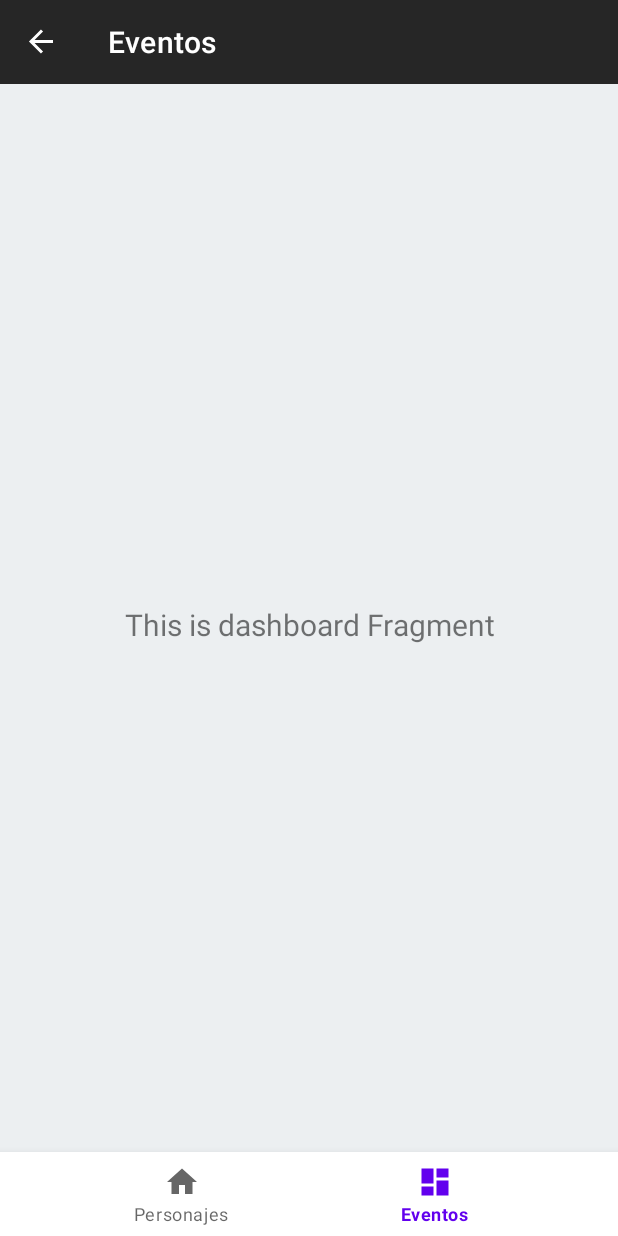
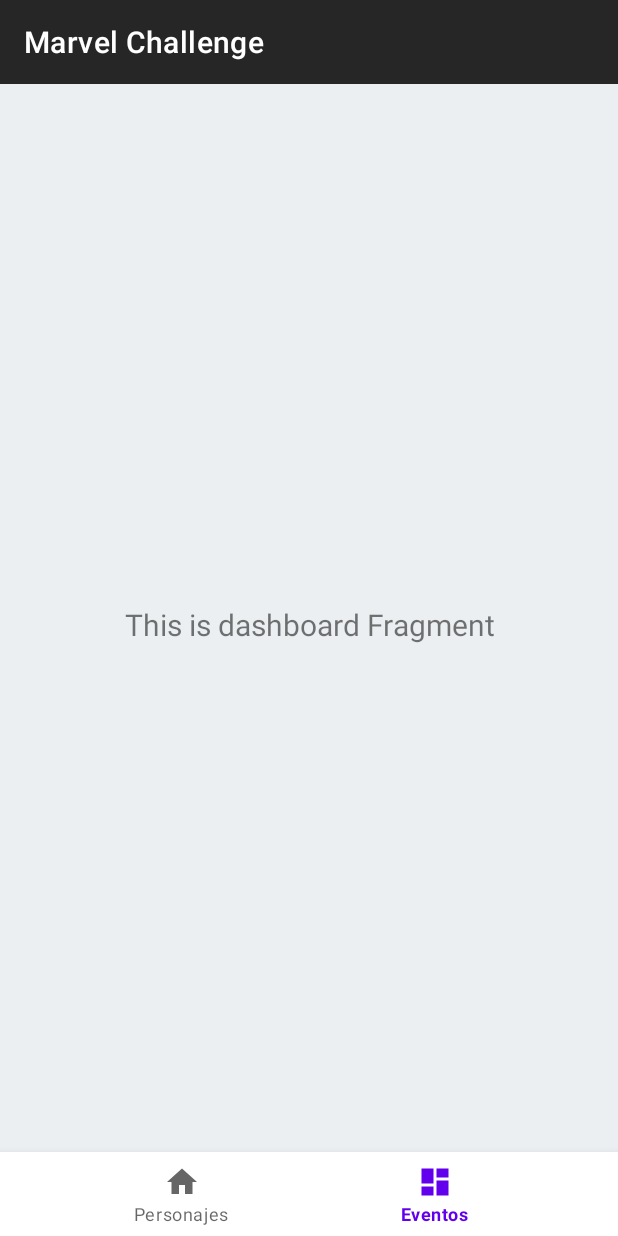
Before and after one commit to LucasPM97/Marvel-List, an Android app: the screen it shows after launch (MainActivity), item 2 of the bottom bar chosen, on a phone screen of 412 x 824 dp. Run offline under Robolectric (Android 15) with nearby library versions, the phone set to English and light mode, and no system bars; our stand-ins replace navigation-ui; 1 statement that could not run was skipped.

Commit message:
Fix Toolbar title for BottomBar

```diff
--- a/app/src/main/java/com/lucas/marvellist/MainActivity.kt
+++ b/app/src/main/java/com/lucas/marvellist/MainActivity.kt
@@ -33,7 +33,7 @@
     private fun setupNavigation() {
         navController = findNavController(R.id.nav_host_fragment)
 
-        val appBarConfiguration = AppBarConfiguration(navController.graph)
+        val appBarConfiguration = AppBarConfiguration(bottomNavigationScreensIds)
         setSupportActionBar(binding.toolbar)
         setupActionBarWithNavController(navController, appBarConfiguration)
 
@@ -42,7 +42,9 @@
         navController.addOnDestinationChangedListener { _, destination, _ ->
 
             binding.bottomNavView.visibility =
-                if (bottomNavigationScreensIds.contains(destination.id)) View.VISIBLE else View.GONE
+                if (bottomNavigationScreensIds.contains(destination.id))
+                    View.VISIBLE else View.GONE
+
         }
     }
 
--- a/app/src/main/res/navigation/mobile_navigation.xml
+++ b/app/src/main/res/navigation/mobile_navigation.xml
@@ -8,7 +8,7 @@
     <fragment
         android:id="@+id/navigation_hero_list"
         android:name="com.lucas.marvellist.ui.hero_list.HeroListFragment"
-        android:label="@string/title_hero_list"
+        android:label="@string/marvel_challenge_title"
         tools:layout="@layout/fragment_hero_list">
         <action
             android:id="@+id/action_navigation_hero_list_to_characterDetailsFragment"
@@ -18,7 +18,7 @@
     <fragment
         android:id="@+id/navigation_events"
         android:name="com.lucas.marvellist.ui.dashboard.EventsFragment"
-        android:label="@string/title_events"
+        android:label="@string/marvel_challenge_title"
         tools:layout="@layout/fragment_events" />
     <fragment
         android:id="@+id/characterDetailsFragment"
--- a/app/src/main/res/values/strings.xml
+++ b/app/src/main/res/values/strings.xml
@@ -1,9 +1,11 @@
 <resources>
     <string name="app_name">MarvelList</string>
-    <string name="title_hero_list">Personajes</string>
-    <string name="title_events">Eventos</string>
+    <string name="title_home_bar">Eventos</string>
     <!-- TODO: Remove or change this placeholder text -->
     <string name="hello_blank_fragment">Hello blank fragment</string>
     <string name="generic_server_error_message">Hubo un error al conectarse con nuestros servidores, por favor vuelva a intentarlo nuevamente</string>
     <string name="character_details_label">{characterName}</string>
+    <string name="marvel_challenge_title">Marvel Challenge</string>
+    <string name="title_hero_list">Personajes</string>
+    <string name="title_events">Eventos</string>
 </resources>
```
